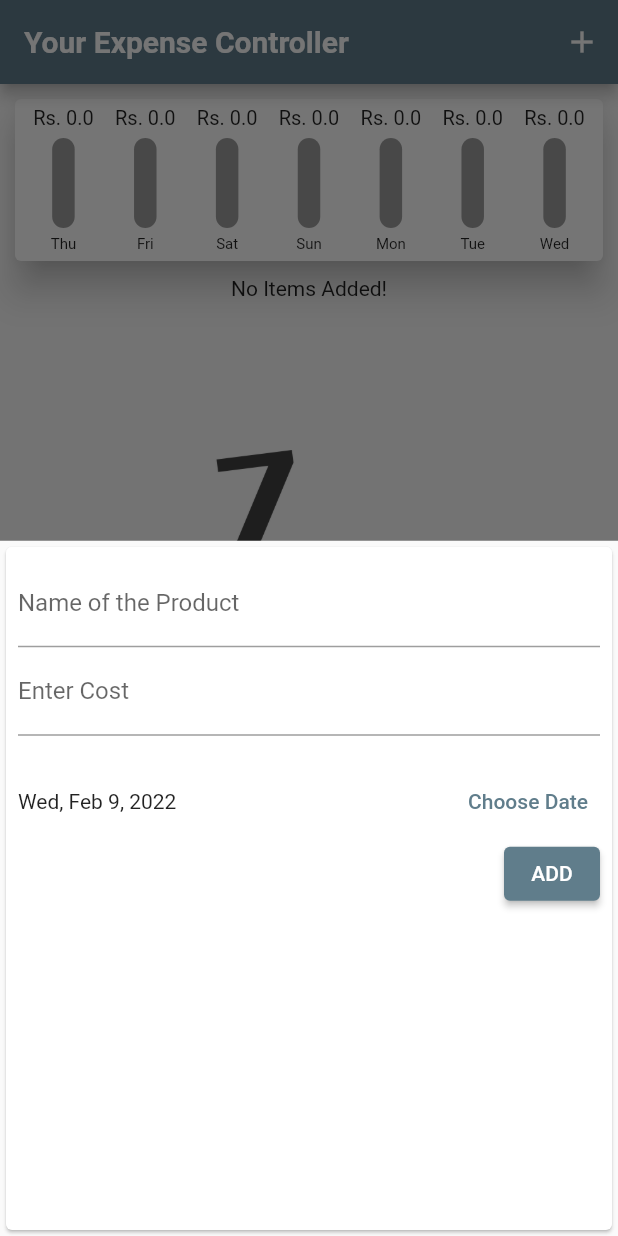
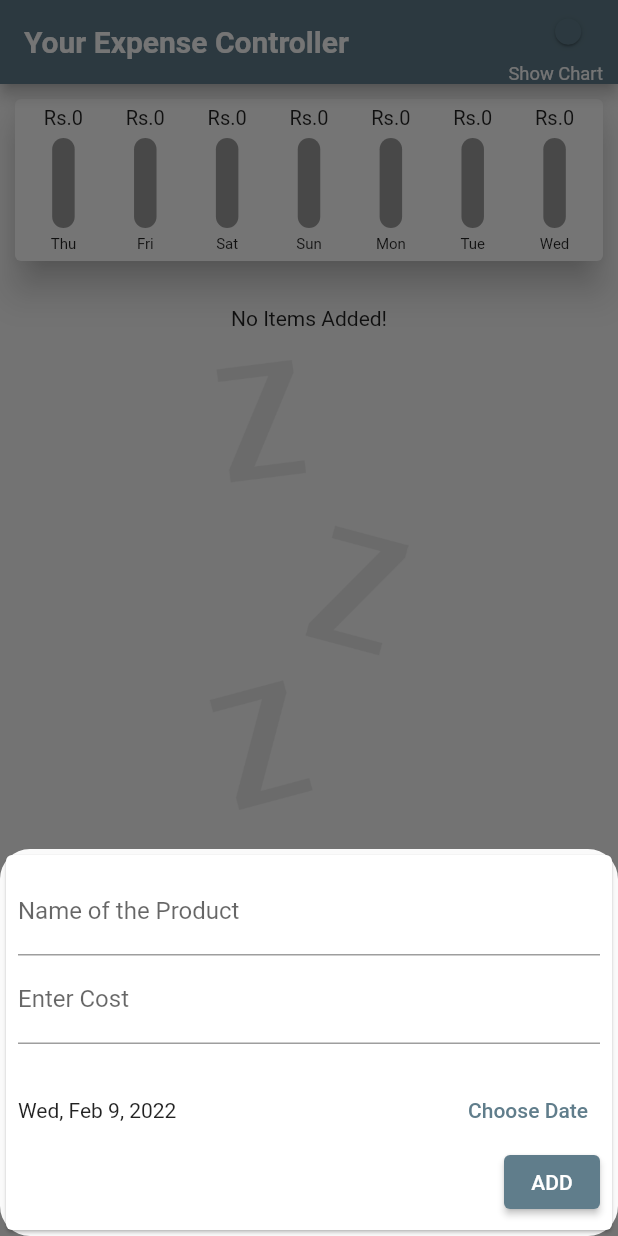
Before and after one commit to EkjyotSandhu12/Expense-Manager-flutter-app, a Flutter app: the screen it shows after launch, after a tap on the "add" icon, on a phone screen of 412 x 824 dp. Run offline on Flutter 3.47's test engine with Material 2 defaults, Android fonts, the phone set to English and light mode, and no system bars; Roboto replaces fonts that are missing (Schyler).

Commit message:
finished for android

```diff
--- a/lib/Model/TransactionData.dart
+++ b/lib/Model/TransactionData.dart
@@ -2,7 +2,7 @@ import 'package:flutter/material.dart';
 
 
 class TransactionData {
-  int id;
+  String id;
   String title;
   double amount;
   DateTime date;
--- a/lib/Widget/Chart_bar.dart
+++ b/lib/Widget/Chart_bar.dart
@@ -15,7 +15,7 @@ class ChartBar extends StatelessWidget {
           height: 16,
           child: FittedBox(
             child: Text(
-              'Rs. $amount',
+              'Rs.' + amount.toStringAsFixed(0),
               style: TextStyle(fontSize: 10),
             ),
           ),
@@ -29,20 +29,14 @@ class ChartBar extends StatelessWidget {
             borderRadius: BorderRadius.circular(10),
             color: Colors.grey,
           ),
-          child: Stack(
-            alignment: Alignment.bottomCenter,
-            children: [
-              FractionallySizedBox(
-                heightFactor: spendingPctOfTotal,
-                // heightFactor percentage of surrounding container
-                child: Container(
-                  decoration: BoxDecoration(
-                    borderRadius: BorderRadius.circular(10),
-                    color: Theme.of(context).primaryColor,
-                  ),
-                ),
-              ),
-            ],
+          child: FractionallySizedBox(
+            alignment: Alignment(0.0, 1),
+            heightFactor: spendingPctOfTotal,
+            child: Container(
+              decoration: BoxDecoration(
+                  color: Theme.of(context).primaryColor,
+                  borderRadius: BorderRadius.circular(10)),
+            ),
           ),
         ),
         Text(label, style: TextStyle(fontSize: 10)),
--- a/lib/Widget/TransactionAdd.dart
+++ b/lib/Widget/TransactionAdd.dart
@@ -61,6 +61,7 @@ class _TransactionAddState extends State<TransactionAdd> {
     }
 
     return Card(
+        child: SingleChildScrollView(
           child: Container(
             padding: EdgeInsets.all(8),
             child: Column(
@@ -99,6 +100,8 @@ class _TransactionAddState extends State<TransactionAdd> {
               ],
             ),
           ),
+        ),
+
     );
   }
 }
--- a/lib/Widget/TransactionList.dart
+++ b/lib/Widget/TransactionList.dart
@@ -5,27 +5,36 @@ import 'package:intl/intl.dart';
 
 class TransactionList extends StatelessWidget {
   List<TransactionData> transactions;
+  final deleteTransactions;
 
-  TransactionList(this.transactions);
+  TransactionList(this.transactions, this.deleteTransactions);
 
   @override
   Widget build(BuildContext context) {
     return transactions.isEmpty
-        ? Column(
+        ? Container(
+            alignment: Alignment.topCenter,
+            child: Column(
               children: [
-              Text('No Items Added!'),
+                Padding(padding: EdgeInsets.all(10)),
+                Flexible(child: Text('No Items Added!')),
                 SizedBox(
-                height: 100,
+                  height: 20,
                 ),
-              SizedBox(
-                height: 300,
-                child:
-                    Image.asset('Assets/Images/waiting.png', fit: BoxFit.cover),
+                Flexible(
+                  fit: FlexFit.tight,
+                  child: Image.asset(
+                    'Assets/Images/waiting.png',
+                    fit: BoxFit.scaleDown,
+                    color: Color.fromRGBO(217, 217, 217, 0.5),
+                  ),
                 )
               ],
+            ),
           )
         : Container(
-            height: 460,
+            // height: MediaQuery.of(context).size.height * 0.6, we can use this to access the height of the screen
+            //60% height of the screen
             child: ListView.builder(
                 //listview.builder builds widgets only when they can be seen
                 itemCount: transactions.length,
@@ -56,11 +65,65 @@ class TransactionList extends StatelessWidget {
                       subtitle: Text(
                         DateFormat('yMMMEd').format(transactions[index].date),
                       ),
-                      trailing: IconButton(
+                      trailing: FittedBox(
+                        child: Row(
+                          mainAxisAlignment: MainAxisAlignment.center,
+                          children: [
+                            IconButton(
+                              icon: Icon(
+                                Icons.info,
+                                size: 20,
+                              ),
+                              onPressed: () {
+                                showDialog<void>(
+                                  context: context,
+                                  barrierDismissible: true,
+                                  builder: (BuildContext dialogContext) {
+                                    return AlertDialog(
+                                      shape: RoundedRectangleBorder(borderRadius: BorderRadius.all(Radius.circular(40))),
+                                      elevation: 10,
+                                      title: Container(
+                                        alignment: Alignment.topLeft,
+                                        child: Icon(Icons.info,
+                                            color:
+                                                Theme.of(context).primaryColor),
+                                      ),
+                                      content: Container(
+                                        height: 50,
+                                        width: 40,
+                                        child: Column(
+                                          crossAxisAlignment: CrossAxisAlignment.start,
+                                          children: [
+                                            Text('Name: ' + transactions[index].title),
+                                            Text('Rs. ' + transactions[index].amount.toStringAsFixed(0)),
+                                          ],
+                                        ),
+                                      ),
+                                      actions: <Widget>[
+                                        TextButton(
+                                          child: Text('ok'),
+                                          onPressed: () {
+                                            Navigator.of(dialogContext)
+                                                .pop(); // Dismiss alert dialog
+                                          },
+                                        ),
+                                      ],
+                                    );
+                                  },
+                                );
+                              },
+                            ),
+                            IconButton(
                               icon: Icon(Icons.delete_forever),
                               color: Theme.of(context).errorColor,
                               iconSize: 20,
-                        onPressed: () {},
+                              onPressed: () {
+                                deleteTransactions(transactions[index].id);
+                                print(transactions[index].id);
+                              },
+                            ),
+                          ],
+                        ),
                       ),
                     ),
                   );
--- a/lib/main.dart
+++ b/lib/main.dart
@@ -1,16 +1,26 @@
+import 'dart:math';
+
 import 'package:flutter/cupertino.dart';
 import 'package:flutter/material.dart';
+import 'package:flutter/services.dart';
 
 import './Model/TransactionData.dart';
 import './Widget/TransactionAdd.dart';
 import './Widget/TransactionList.dart';
 import 'Widget/Chart.dart';
 
+//system chrome allows you to set some system wide settings for your app
+
 void main() {
+  /* WidgetsFlutterBinding.ensureInitialized();
+  SystemChrome.setPreferredOrientations([
+    DeviceOrientation.portraitUp,
+  ]);*/
   runApp(App());
 }
 
 final List<TransactionData> transactions = [];
+bool showChart = true;
 
 class App extends StatelessWidget {
   @override
@@ -23,7 +33,7 @@ class App extends StatelessWidget {
           fontFamily: 'Schyler',
           brightness: Brightness.light,
           textTheme: TextTheme(
-            headline6: TextStyle(fontFamily: 'Roboto',color: Colors.red),
+            headline6: TextStyle(fontFamily: 'Roboto', color: Colors.red),
             bodyText1: TextStyle(fontSize: 15),
             button: TextStyle(color: Colors.white),
           ),
@@ -47,22 +57,42 @@ class MyHomePage extends StatefulWidget {
 }
 
 class _MyHomePageState extends State<MyHomePage> {
-
   void AddTransactions(String title, double amount, DateTime selectedDate) {
     final Tx = TransactionData(
-        id: 1, title: title, amount: amount, date: selectedDate);
-
+        id: title +
+            selectedDate.toString() +
+            amount.toString() +
+            new Random(10000000).toString(),
+        title: title,
+        amount: amount,
+        date: selectedDate);
     setState(() {
       transactions.add(Tx);
     });
   }
 
+  void deleteTransactions(String id) {
+    setState(() {
+      transactions.removeWhere((element) => element.id == id);
+    });
+  }
+
   void AddTransactionModalPage(BuildContext context) {
+
     showModalBottomSheet(
-        context: context,
-        builder: (ctx) {
-          return TransactionAdd(AddTransactions);
-        });
+      isScrollControlled: true, //scrolling the entire sheet //https://api.flutter.dev/flutter/widgets/DraggableScrollableSheet-class.html
+      shape: RoundedRectangleBorder(
+        borderRadius: BorderRadius.circular(20.0),
+      ),
+      context: context,
+      builder: (_) {
+        return Container(
+          padding: EdgeInsets.only(
+              bottom: MediaQuery.of(context).viewInsets.bottom),
+          child: TransactionAdd(AddTransactions),
+        );
+      },
+    );
   }
 
   List<TransactionData> get lastweek {
@@ -76,25 +106,37 @@ class _MyHomePageState extends State<MyHomePage> {
 
   @override
   Widget build(BuildContext context) {
+    // bool isLandscape = MediaQuery.of(context).orientation == Orientation.landscape;
     return Scaffold(
+      resizeToAvoidBottomInset: false,
       appBar: AppBar(
         title: Text('Your Expense Controller'),
         actions: [
-          IconButton(
-              onPressed: () {
-                AddTransactionModalPage(context);
-              },
-              icon: Icon(Icons.add)),
+          Padding(
+            padding: EdgeInsets.fromLTRB(0, 0, 10, 0),
+            child: FittedBox(
+              child: Column(children: [
+                Switch(
+                    value: showChart,
+                    onChanged: (value) {
+                      setState(() {
+                        showChart = value;
+                      });
+                    }),
+                Text('Show Chart')
+              ]),
+            ),
+          ),
         ],
       ),
-      body: SingleChildScrollView(
-        child: Column(
-          mainAxisAlignment: MainAxisAlignment.end,
-          children: [
-            Chart(lastweek),
-            TransactionList(transactions),
-          ],
-        ),
+      body: Column(
+        mainAxisAlignment: MainAxisAlignment.end,
+        children: [
+          if (showChart) Chart(lastweek),
+          Flexible(
+            child: TransactionList(transactions, deleteTransactions),
+          )
+        ],
       ),
       floatingActionButton: FloatingActionButton(
           onPressed: () {
```
Lines whose indentation alone changed are shown as unchanged.
